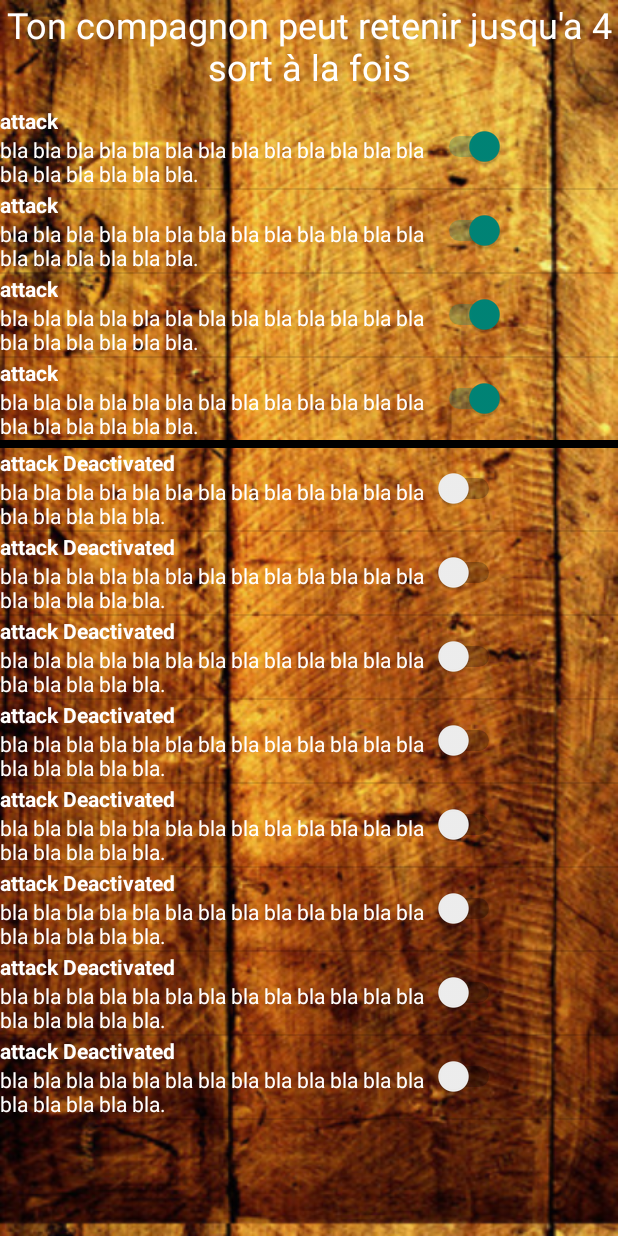
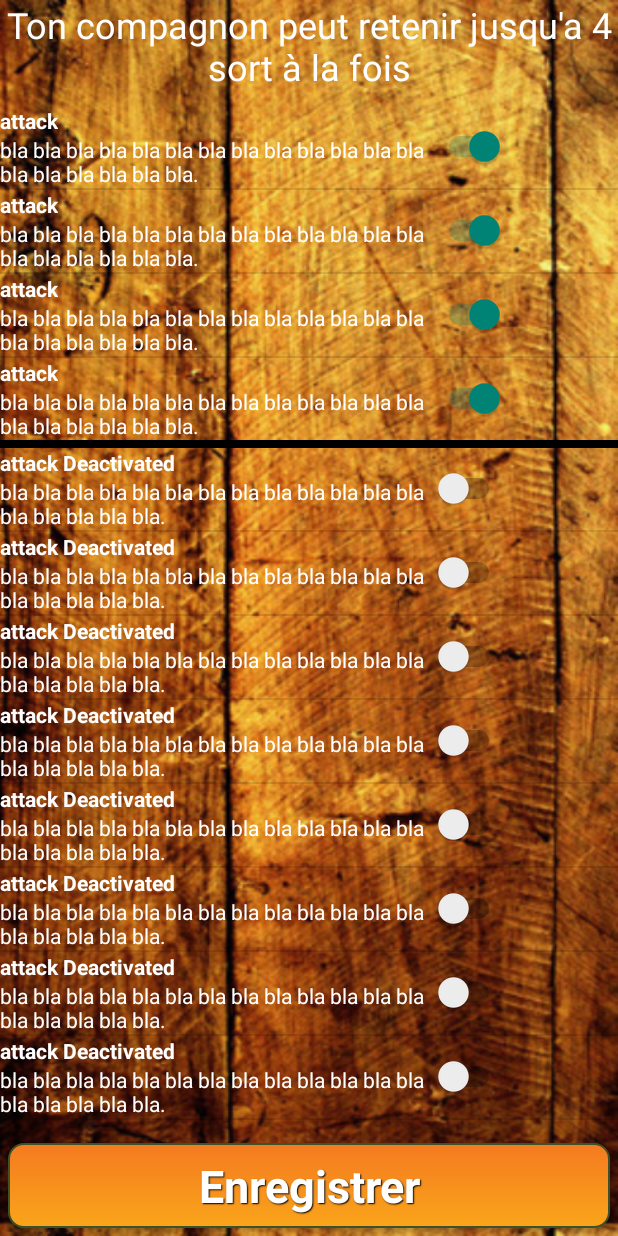
Before and after one commit to AmelieA/fluffy-adventure, an Android app: the AttackChoice screen opened directly, with no data from a screen before it, on a phone screen of 412 x 824 dp. Run offline under Robolectric (Android 15) with nearby library versions, the light colour scheme and no system bars.

Commit message:
attack choice activity : adding save button

```diff
--- a/app/src/main/res/layout/activity_attack_choice.xml
+++ b/app/src/main/res/layout/activity_attack_choice.xml
@@ -45,13 +45,27 @@
                 android:layout_below="@id/ActivatedAttackView"
                 android:background="#ff000000"/>
         </LinearLayout>
+        <LinearLayout
+            android:layout_width="match_parent"
+            android:layout_height="match_parent"
+            android:orientation="vertical"
+            android:layout_alignParentBottom="true"
+            android:layout_below="@id/attackLayout">
         <ListView
             android:id="@+id/DeactivatedAttackView"
             android:layout_width="match_parent"
             android:layout_height="wrap_content"
-            android:layout_alignParentBottom="true"
-            android:layout_below="@id/attackLayout"/>
+            android:layout_weight="1"/>
 
+        <Button
+            android:id="@+id/Save"
+            android:layout_width="match_parent"
+            android:layout_height="wrap_content"
+            style="@style/btnStyleOrange"
+            android:text="@string/save_attack_choice"
+            android:layout_margin="5dp"
+            android:layout_weight="0"/>
+        </LinearLayout>
     </RelativeLayout>
 
 </RelativeLayout>
--- a/app/src/main/res/values/strings.xml
+++ b/app/src/main/res/values/strings.xml
@@ -17,6 +17,7 @@
     <string name="chose_attacks">Ton compagnon peut retenir jusqu\'a 4 sort à la fois</string>
     <string name="text_button_ok">OK !</string>
     <string name="title_activity_animal_choice_slider">AnimalChoiceSlider</string>
+    <string name="save_attack_choice">Enregistrer</string>
     <string name="title_section1">Section 1</string>
     <string name="title_section2">Section 2</string>
     <string name="title_section3">Section 3</string>
```
